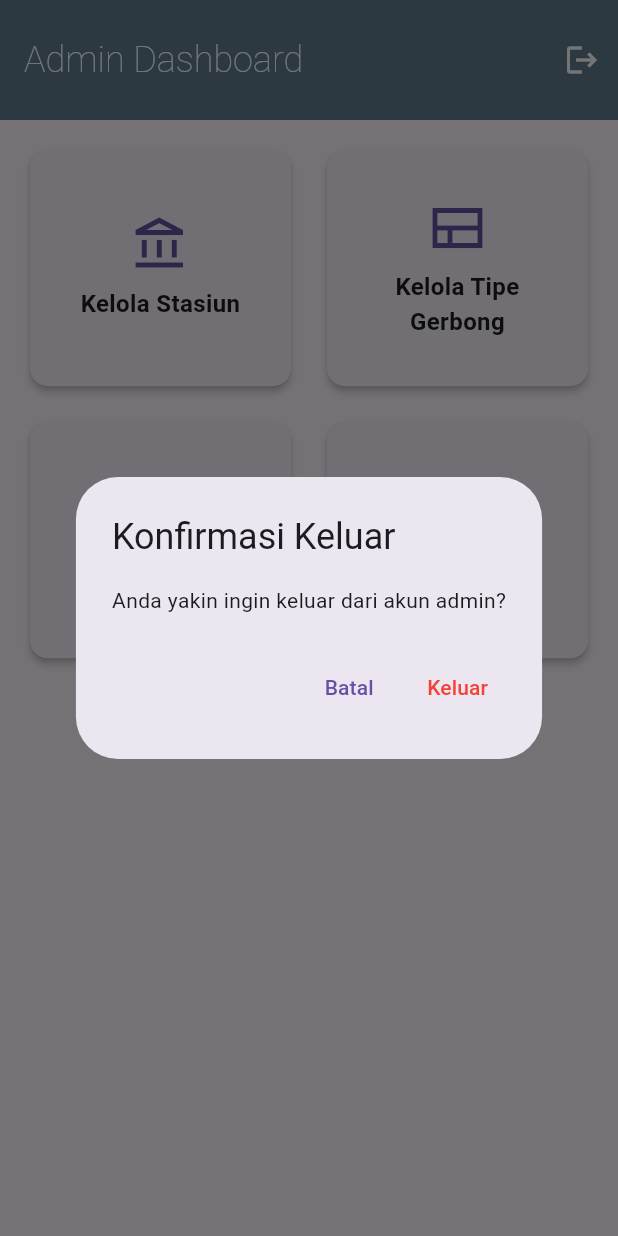
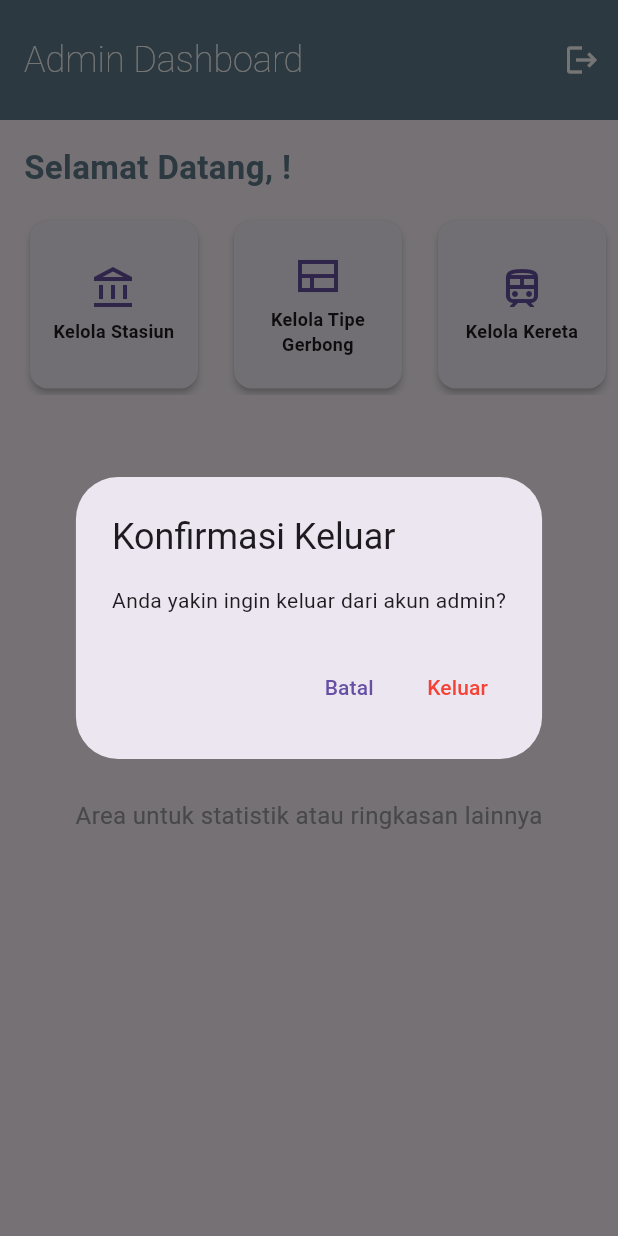
Before and after one commit to Gaten12/kaig, a Flutter app: the AdminHomeScreen screen opened directly, after a tap on the "logout" icon, on a phone screen of 412 x 824 dp. Run offline on Flutter 3.47's test engine with Material 3 defaults, Android fonts, the phone set to English and light mode, and no system bars; our stand-ins replace cloud_firestore, firebase_auth, firebase_core, get, qr_flutter, table_calendar; accounts and stored records are empty.

Commit message:
merubah tampilan menu, menambahkan menu staistik penjualan

```diff
--- a/lib/screens/admin/screens/admin_home_screen.dart
+++ b/lib/screens/admin/screens/admin_home_screen.dart
@@ -1,24 +1,44 @@
 import 'package:flutter/material.dart';
-import '../../../../services/auth_service.dart';
+import 'package:firebase_auth/firebase_auth.dart';
+import '../../../services/auth_service.dart';
 import '../../login/login_screen.dart';
 import 'list_gerbong_screen.dart';
 import 'list_jadwal_screen.dart';
 import 'list_kereta_screen.dart';
 import 'list_stasiun_screen.dart';
+import 'sales_statistics_screen.dart';
 
-class AdminHomeScreen extends StatelessWidget {
+class AdminHomeScreen extends StatefulWidget {
   const AdminHomeScreen({super.key});
 
   @override
-  Widget build(BuildContext context) {
+  State<AdminHomeScreen> createState() => _AdminHomeScreenState();
+}
+
+class _AdminHomeScreenState extends State<AdminHomeScreen> {
   final AuthService authService = AuthService();
+  String _adminName = "Admin";
 
-    // Daftar item menu yang lebih terstruktur
+  @override
+  void initState() {
+    super.initState();
+    _loadAdminName();
+  }
+
+  void _loadAdminName() {
+    final user = FirebaseAuth.instance.currentUser;
+    if (user != null && user.email != null) {
+      setState(() {
+        _adminName = user.email!.split('@')[0];
+      });
+    }
+  }
+
   final List<Map<String, dynamic>> menuItems = [
     {
       "title": "Kelola Stasiun",
       "icon": Icons.account_balance_outlined,
-        "onTap": () {
+      "onTap": (BuildContext context) {
         Navigator.push(
           context,
           MaterialPageRoute(builder: (context) => const ListStasiunScreen()),
@@ -28,8 +48,7 @@ class AdminHomeScreen extends StatelessWidget {
     {
       "title": "Kelola Tipe Gerbong",
       "icon": Icons.view_comfortable_outlined,
-        "onTap": () {
-          // Pastikan Anda sudah membuat ListGerbongScreen
+      "onTap": (BuildContext context) {
         Navigator.push(
           context,
           MaterialPageRoute(builder: (context) => const ListGerbongScreen()),
@@ -39,7 +58,7 @@ class AdminHomeScreen extends StatelessWidget {
     {
       "title": "Kelola Kereta",
       "icon": Icons.train_outlined,
-        "onTap": () {
+      "onTap": (BuildContext context) {
         Navigator.push(
           context,
           MaterialPageRoute(builder: (context) => const ListKeretaScreen()),
@@ -49,16 +68,27 @@ class AdminHomeScreen extends StatelessWidget {
     {
       "title": "Kelola Jadwal",
       "icon": Icons.calendar_today_outlined,
-        "onTap": () {
+      "onTap": (BuildContext context) {
         Navigator.push(
           context,
           MaterialPageRoute(builder: (context) => const ListJadwalScreen()),
         );
       },
     },
-      // Tambahkan menu admin lainnya di sini
+    {
+      "title": "Statistik Penjualan",
+      "icon": Icons.analytics_outlined,
+      "onTap": (BuildContext context) {
+        Navigator.push(
+          context,
+          MaterialPageRoute(builder: (context) => const SalesStatisticsScreen()),
+        );
+      },
+    },
   ];
 
+  @override
+  Widget build(BuildContext context) {
     return Scaffold(
       appBar: AppBar(
         toolbarHeight: 80,
@@ -71,7 +101,7 @@ class AdminHomeScreen extends StatelessWidget {
             fontWeight: FontWeight.w200,
           ),
         ),
-        iconTheme: const IconThemeData(color: Colors.white), // Untuk tombol back jika ada
+        iconTheme: const IconThemeData(color: Colors.white),
         actions: [
           IconButton(
             icon: const Icon(Icons.logout),
@@ -100,24 +130,49 @@ class AdminHomeScreen extends StatelessWidget {
           )
         ],
       ),
-      body: GridView.builder(
+      body: Column(
+        crossAxisAlignment: CrossAxisAlignment.start,
+        children: [
+          Padding(
             padding: const EdgeInsets.all(16.0),
-        gridDelegate: const SliverGridDelegateWithFixedCrossAxisCount(
-          crossAxisCount: 2, // Menampilkan 2 item per baris
-          crossAxisSpacing: 16.0,
-          mainAxisSpacing: 16.0,
-          childAspectRatio: 1.1, // Rasio aspek item (lebar/tinggi)
+            child: Text(
+              "Selamat Datang, $_adminName!",
+              style: const TextStyle(
+                fontSize: 22,
+                fontWeight: FontWeight.bold,
+                color: Colors.blueGrey,
               ),
+            ),
+          ),
+          SizedBox(
+            height: 120,
+            child: ListView.builder(
+              scrollDirection: Axis.horizontal,
+              padding: const EdgeInsets.symmetric(horizontal: 16.0),
               itemCount: menuItems.length,
               itemBuilder: (context, index) {
                 final item = menuItems[index];
-          return _buildAdminMenuItem(
+                return Padding(
+                  padding: const EdgeInsets.only(right: 16.0),
+                  child: _buildAdminMenuItem(
                     context,
                     title: item["title"],
                     icon: item["icon"],
-            onTap: item["onTap"],
+                    onTap: () => item["onTap"](context),
+                  ),
                 );
               },
+            ),
+          ),
+          const Expanded(
+            child: Center(
+              child: Text(
+                "Area untuk statistik atau ringkasan lainnya",
+                style: TextStyle(fontSize: 16, color: Colors.grey),
+              ),
+            ),
+          ),
+        ],
       ),
     );
   }
@@ -126,7 +181,9 @@ class AdminHomeScreen extends StatelessWidget {
       {required String title,
         required IconData icon,
         required VoidCallback onTap}) {
-    return Card(
+    return Container(
+      width: 120,
+      child: Card(
         elevation: 2.0,
         shape: RoundedRectangleBorder(
           borderRadius: BorderRadius.circular(12.0),
@@ -135,26 +192,25 @@ class AdminHomeScreen extends StatelessWidget {
           onTap: onTap,
           borderRadius: BorderRadius.circular(12.0),
           child: Padding(
-          padding: const EdgeInsets.all(12.0),
+            padding: const EdgeInsets.all(8.0),
             child: Column(
               mainAxisAlignment: MainAxisAlignment.center,
               crossAxisAlignment: CrossAxisAlignment.center,
               children: <Widget>[
-              // MODIFICATION START
-              Icon(icon, size: 40, color: Theme.of(context).primaryColor), // Ukuran ikon disesuaikan
-              const SizedBox(height: 8.0), // Mengurangi tinggi SizedBox
+                Icon(icon, size: 32, color: Theme.of(context).primaryColor),
+                const SizedBox(height: 4.0),
                 Text(
                   title,
                   textAlign: TextAlign.center,
                   style: const TextStyle(
-                  fontSize: 16, // Ukuran font disesuaikan
-                  fontWeight: FontWeight.w600, // Sedikit lebih tebal
+                    fontSize: 12,
+                    fontWeight: FontWeight.w600,
                   ),
                   overflow: TextOverflow.ellipsis,
                   maxLines: 2,
                 ),
-              // MODIFICATION END
               ],
+            ),
           ),
         ),
       ),
```
Lines whose indentation alone changed are shown as unchanged.
